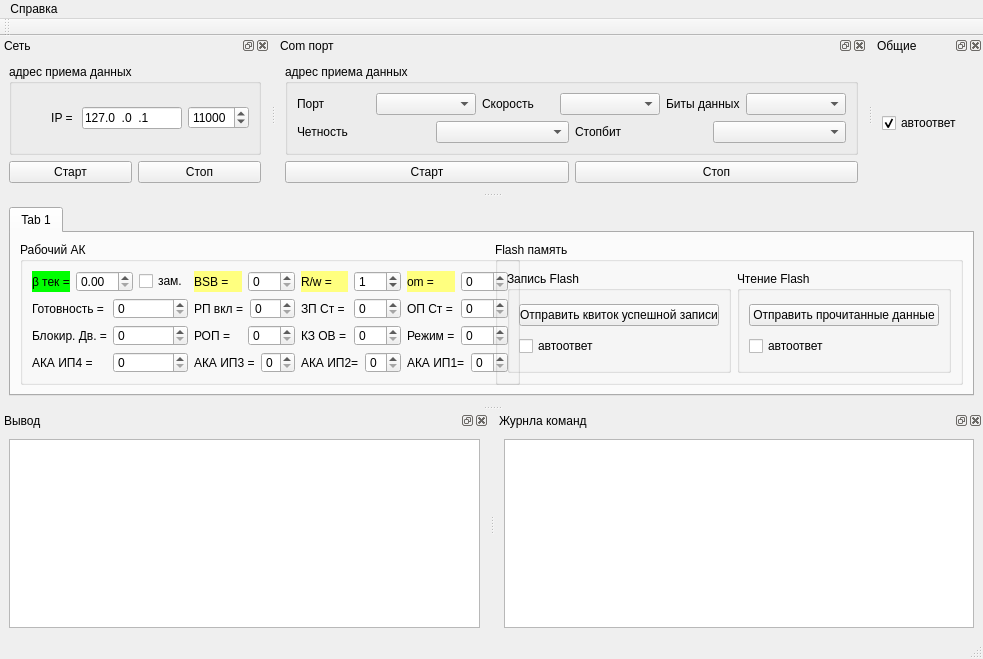
Andrey-IZ/ImitatorDevices, file gui/main_window.ui: the form before one commit.
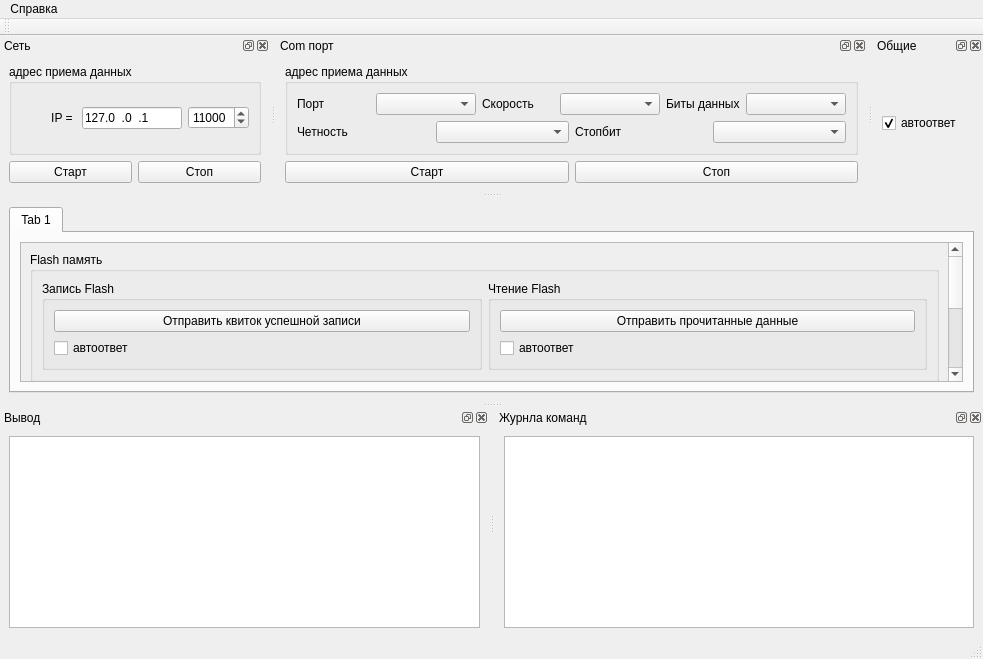
The form after the commit.

Commit message: Handlers_pchv3, ToolsBianry, MainGUI, Server: реализован парсер для full-generator. Также опция full-generator доступна в "emit_send". Добавлен тип "bool" в qt преобразователь

What changed in the file:
```diff
--- a/gui/main_window.ui
+++ b/gui/main_window.ui
@@ -38,6 +38,76 @@
        </attribute>
        <layout class="QHBoxLayout" name="horizontalLayout_6">
         <item>
+         <widget class="QScrollArea" name="scrollArea">
+          <property name="widgetResizable">
+           <bool>true</bool>
+          </property>
+          <widget class="QWidget" name="scrollAreaWidgetContents_2">
+           <property name="geometry">
+            <rect>
+             <x>0</x>
+             <y>0</y>
+             <width>922</width>
+             <height>277</height>
+            </rect>
+           </property>
+           <layout class="QVBoxLayout" name="verticalLayout_8">
+            <item>
+             <widget class="QGroupBox" name="groupBox">
+              <property name="title">
+               <string>Flash память</string>
+              </property>
+              <layout class="QHBoxLayout" name="horizontalLayout_2">
+               <item>
+                <widget class="QGroupBox" name="groupBox_3">
+                 <property name="title">
+                  <string>Запись Flash</string>
+                 </property>
+                 <layout class="QVBoxLayout" name="verticalLayout_2">
+                  <item>
+                   <widget class="QPushButton" name="pushButton_SendKvitokWirteFlash">
+                    <property name="text">
+                     <string>Отправить квиток успешной записи</string>
+                    </property>
+                   </widget>
+                  </item>
+                  <item>
+                   <widget class="QCheckBox" name="checkBox_AutoanswerWriteFlash">
+                    <property name="text">
+                     <string>автоответ</string>
+                    </property>
+                   </widget>
+                  </item>
+                 </layout>
+                </widget>
+               </item>
+               <item>
+                <widget class="QGroupBox" name="groupBox_6">
+                 <property name="title">
+                  <string>Чтение Flash</string>
+                 </property>
+                 <layout class="QVBoxLayout" name="verticalLayout_4">
+                  <item>
+                   <widget class="QPushButton" name="pushButton_SendReadDataFlash">
+                    <property name="text">
+                     <string>Отправить прочитанные данные</string>
+                    </property>
+                   </widget>
+                  </item>
+                  <item>
+                   <widget class="QCheckBox" name="checkBox_AutoanswerReadFlash">
+                    <property name="text">
+                     <string>автоответ</string>
+                    </property>
+                   </widget>
+                  </item>
+                 </layout>
+                </widget>
+               </item>
+              </layout>
+             </widget>
+            </item>
+            <item>
          <widget class="QGroupBox" name="groupBox_2">
           <property name="sizePolicy">
            <sizepolicy hsizetype="Minimum" vsizetype="Preferred">
@@ -361,59 +431,8 @@
           </layout>
          </widget>
         </item>
-        <item>
-         <widget class="QGroupBox" name="groupBox">
-          <property name="title">
-           <string>Flash память</string>
-          </property>
-          <layout class="QHBoxLayout" name="horizontalLayout_2">
-           <item>
-            <widget class="QGroupBox" name="groupBox_3">
-             <property name="title">
-              <string>Запись Flash</string>
-             </property>
-             <layout class="QVBoxLayout" name="verticalLayout_2">
-              <item>
-               <widget class="QPushButton" name="pushButton_SendKvitokWirteFlash">
-                <property name="text">
-                 <string>Отправить квиток успешной записи</string>
-                </property>
-               </widget>
-              </item>
-              <item>
-               <widget class="QCheckBox" name="checkBox_AutoanswerWriteFlash">
-                <property name="text">
-                 <string>автоответ</string>
-                </property>
-               </widget>
-              </item>
-             </layout>
-            </widget>
-           </item>
-           <item>
-            <widget class="QGroupBox" name="groupBox_6">
-             <property name="title">
-              <string>Чтение Flash</string>
-             </property>
-             <layout class="QVBoxLayout" name="verticalLayout_4">
-              <item>
-               <widget class="QPushButton" name="pushButton_SendReadDataFlash">
-                <property name="text">
-                 <string>Отправить прочитанные данные</string>
-                </property>
-               </widget>
-              </item>
-              <item>
-               <widget class="QCheckBox" name="checkBox_AutoanswerReadFlash">
-                <property name="text">
-                 <string>автоответ</string>
-                </property>
-               </widget>
-              </item>
-             </layout>
-            </widget>
-           </item>
-          </layout>
+           </layout>
+          </widget>
          </widget>
         </item>
        </layout>
@@ -584,11 +603,7 @@
    <widget class="QWidget" name="dockWidgetContents_2">
     <layout class="QVBoxLayout" name="verticalLayout_5">
      <item>
-      <widget class="QPlainTextEdit" name="plainTextEdit_log">
-       <property name="readOnly">
-        <bool>true</bool>
-       </property>
-      </widget>
+      <widget class="QPlainTextEdit" name="plainTextEdit_log"/>
      </item>
     </layout>
    </widget>
```
Lines whose indentation alone changed are shown as unchanged. The commit also changes 7 other files.
